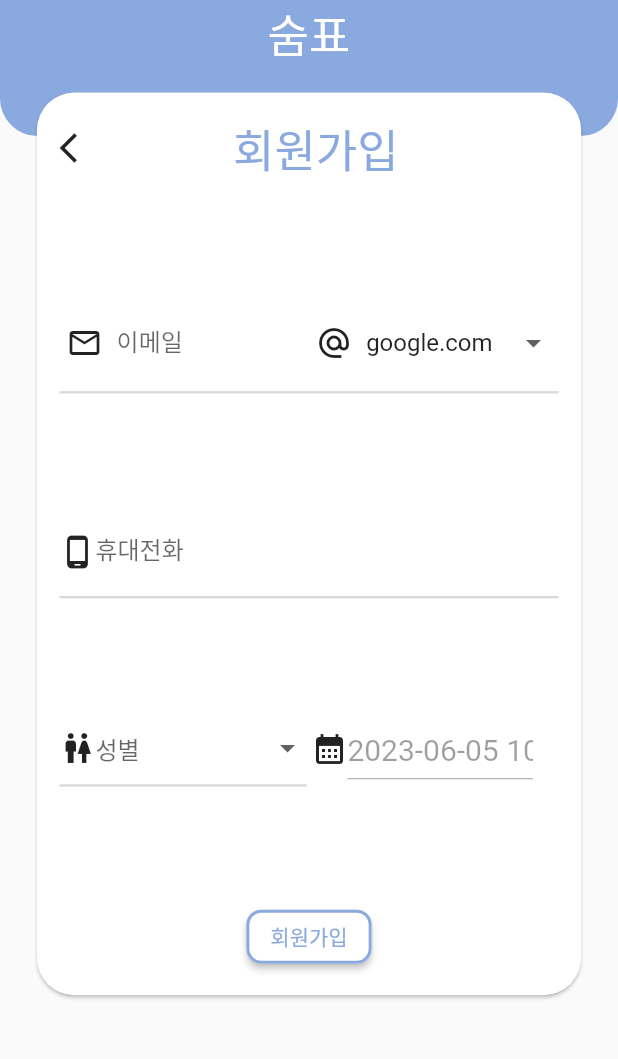
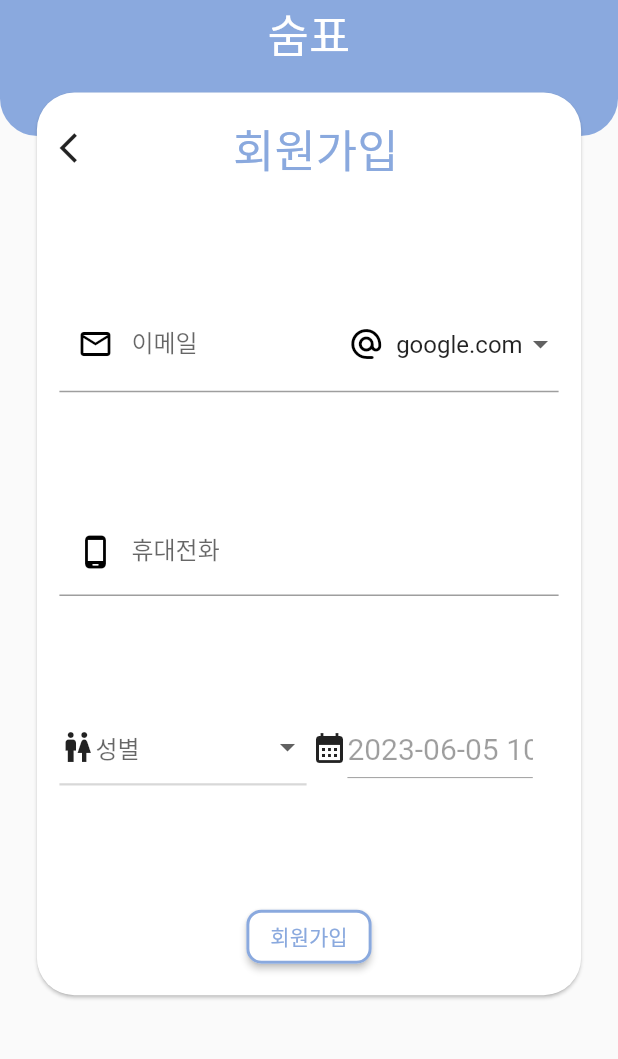
Before and after one commit to DBLabProj/sumpyo, a Flutter app: the secondPage screen opened by its route, on a phone screen of 412 x 824 dp, the part 173-1232 px from its top. Run offline on Flutter 3.47's test engine with Material 2 defaults, Android fonts, the phone set to English and light mode, and no system bars; our stand-ins replace awesome_bottom_bar, flutter_card_swiper, flutter_local_notifications, flutter_secure_storage, fluttertoast, syncfusion_flutter_charts and 1 more; missing offline and left inert: multi_masked_formatter, syncfusion_flutter_core; accounts and stored records are empty; generated files the repository leaves out were written again.

```diff
--- a/lib/screens/edit_account_info.dart
+++ b/lib/screens/edit_account_info.dart
@@ -214,8 +214,7 @@ class _editInfoWidgetState extends State<editInfoWidget> {
       if (res.statusCode == 200) {
         var re = jsonDecode(res.body);
         if (re['result'] == 'Success') {
-          Fluttertoast.showToast(
-              msg: '닉네임이 $value로 성공적으로 변경되었습니다.', textColor: Colors.redAccent);
+          Fluttertoast.showToast(msg: '닉네임이 "$value"로 성공적으로 변경되었습니다.');
           Navigator.pop(context);
         }
       }
@@ -282,7 +281,7 @@ class _editInfoWidgetState extends State<editInfoWidget> {
                     case '이메일':
                       colName = 'user_email';
                       break;
-                    case '휴대전화':
+                    case '휴대폰번호':
                       colName = 'user_phone';
                       break;
                     case '비밀번호':
@@ -291,6 +290,7 @@ class _editInfoWidgetState extends State<editInfoWidget> {
                     default:
                       break;
                   }
+                  print(controller.text);
                   changeUserInfo(userId, colName, controller.text);
                 },
                 child: Container(
--- a/lib/screens/home_screen.dart
+++ b/lib/screens/home_screen.dart
@@ -58,6 +58,7 @@ class _HomeScreenState extends State<HomeScreen> {
   static Future<Map<String, Diary>> getDiary(
       Map<String, String> userNameInfo) async {
     Map<String, Diary> diaryInstance = {};
+    if (userNameInfo['userId'] != '') {
       var res = await http.post(Uri.parse(RestAPI.getDiary),
           headers: {"Content-Type": "application/json"},
           body: jsonEncode(userNameInfo));
@@ -76,6 +77,7 @@ class _HomeScreenState extends State<HomeScreen> {
         } else {
           Fluttertoast.showToast(msg: '불러오는중 오류가 발생했습니다.');
           return diaryInstance;
+        }
       }
     }
     return diaryInstance;
--- a/lib/screens/login_screen.dart
+++ b/lib/screens/login_screen.dart
@@ -40,6 +40,9 @@ class _loginScreenState extends State<loginScreen> {
     userInfo = await storage.read(key: 'login');
     // user의 정보가 있다면 로그인 후 들어가는 첫 페이지로 넘어가게 합니다.
     if (userInfo != null) {
+      setState(() {
+        rememberMe = true;
+      });
       var user = jsonDecode(userInfo);
       idController.text = user['user_id'];
       pwController.text = user['user_passwd'];
@@ -66,7 +69,6 @@ class _loginScreenState extends State<loginScreen> {
               });
               await storage.write(key: 'login', value: account);
             }
-            print(resSignup['userName']);
             var loginInfo = jsonEncode({
               'user_id': idController.text,
               'user_name': resSignup['userName'],
@@ -255,7 +257,7 @@ class _loginButtonState extends State<loginButton> {
               backgroundColor: const MaterialStatePropertyAll(Colors.white),
             ),
             onPressed: () {
-              Navigator.pushNamed(context, '/sginup');
+              Navigator.pushNamed(context, '/signup');
             },
             child: Text(
               '회원가입',
--- a/lib/screens/mypage_screen.dart
+++ b/lib/screens/mypage_screen.dart
@@ -54,6 +54,7 @@ class _mypage_screState extends State<myPage> {
       resizeToAvoidBottomInset: false,
       body: SafeArea(
         child: SingleChildScrollView(
+          physics: const ClampingScrollPhysics(),
           child: Stack(
             children: [
               Container(
--- a/lib/screens/signup_screen.dart
+++ b/lib/screens/signup_screen.dart
@@ -174,7 +174,7 @@ class _signUppageState extends State<signUpPage> {
                               width: double.infinity,
                               child: ElevatedButton(
                                 onPressed: () =>
-                                    Navigator.pushNamed(context, '/sginup/sec'),
+                                    Navigator.pushNamed(context, '/signup/sec'),
                                 child: const Text('다음'),
                               ),
                             ),
@@ -248,31 +248,29 @@ class _emailTextboxState extends State<emailTextbox> {
   @override
   Widget build(BuildContext context) {
     String email = '${emailController.text}@$_selectedValue';
-    return Container(
-      decoration: BoxDecoration(
-          border: Border(
-              bottom:
-                  BorderSide(width: 1.5, color: Colors.grey.withOpacity(0.4)))),
-      child: Row(
-        mainAxisAlignment: MainAxisAlignment.spaceAround,
-        children: [
-          const Icon(Icons.email_outlined),
-          SizedBox(
-            width: MediaQuery.of(context).size.width * 0.3,
-            child: TextFormField(
+    return TextFormField(
       controller: emailController,
       inputFormatters: [
         FilteringTextInputFormatter(RegExp("[a-z|0-9]"), allow: true),
       ],
-              decoration: const InputDecoration(
-                  hintText: '이메일', border: InputBorder.none, labelText: '이메일'),
+      decoration: InputDecoration(
+        hintText: '이메일',
+        labelText: '이메일',
+        prefixIcon: const Icon(
+          Icons.email_outlined,
+          color: Colors.black,
         ),
+        suffixIcon: Row(
+          mainAxisSize: MainAxisSize.min,
+          children: [
+            const Icon(
+              Icons.alternate_email_rounded,
+              color: Colors.black,
             ),
-          const Icon(Icons.alternate_email),
-          SizedBox(
-            width: MediaQuery.of(context).size.width * 0.3,
-            child: DropdownButton(
-              isExpanded: true,
+            const SizedBox(
+              width: 8,
+            ),
+            DropdownButton(
               underline: const SizedBox.shrink(),
               value: _selectedValue,
               items: _emailList.map((value) {
@@ -288,8 +286,8 @@ class _emailTextboxState extends State<emailTextbox> {
                 });
               },
             ),
+          ],
         ),
-        ],
       ),
     );
   }
@@ -307,17 +305,7 @@ class phoneTextbox extends StatefulWidget {
 class _phoneTextboxState extends State<phoneTextbox> {
   @override
   Widget build(BuildContext context) {
-    return Container(
-      decoration: BoxDecoration(
-          border: Border(
-              bottom:
-                  BorderSide(width: 1.5, color: Colors.grey.withOpacity(0.4)))),
-      child: Row(
-        mainAxisAlignment: MainAxisAlignment.start,
-        children: [
-          const Icon(Icons.phone_android_rounded),
-          Flexible(
-              child: TextField(
+    return TextField(
       controller: widget.phoneController,
       inputFormatters: [
         MultiMaskedTextInputFormatter(
@@ -325,9 +313,11 @@ class _phoneTextboxState extends State<phoneTextbox> {
       ],
       keyboardType: TextInputType.number,
       decoration: const InputDecoration(
-                labelText: '휴대전화', border: InputBorder.none),
-          )),
-        ],
+        labelText: '휴대전화',
+        prefixIcon: Icon(
+          Icons.phone_android_rounded,
+          color: Colors.black,
+        ),
       ),
     );
   }
@@ -584,7 +574,9 @@ class _secondPageState extends State<secondPage> {
                               mainAxisAlignment: MainAxisAlignment.spaceBetween,
                               children: [
                                 GestureDetector(
-                                    onTap: () {},
+                                    onTap: () {
+                                      Navigator.pop(context);
+                                    },
                                     child: const Icon(Icons.arrow_back_ios)),
                                 Text(
                                   '회원가입',
```
Also changed, not shown: lib/widgets/loginWidget.dart (+5 -25 lines), lib/screens/find_account.dart (added). Lines whose indentation alone changed are shown as unchanged.
